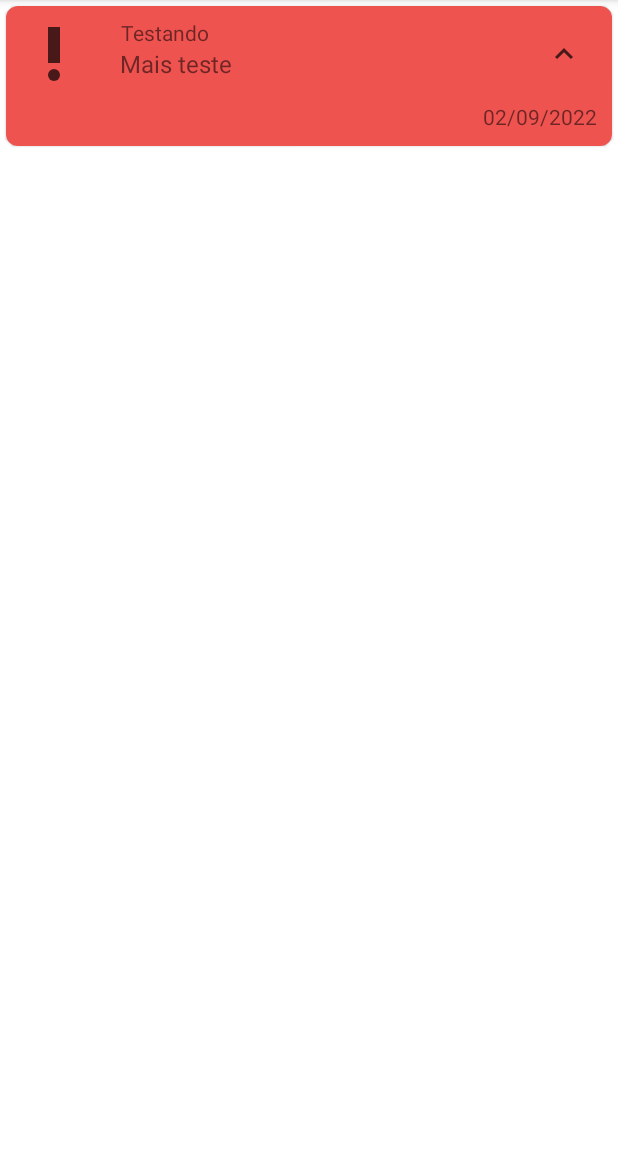
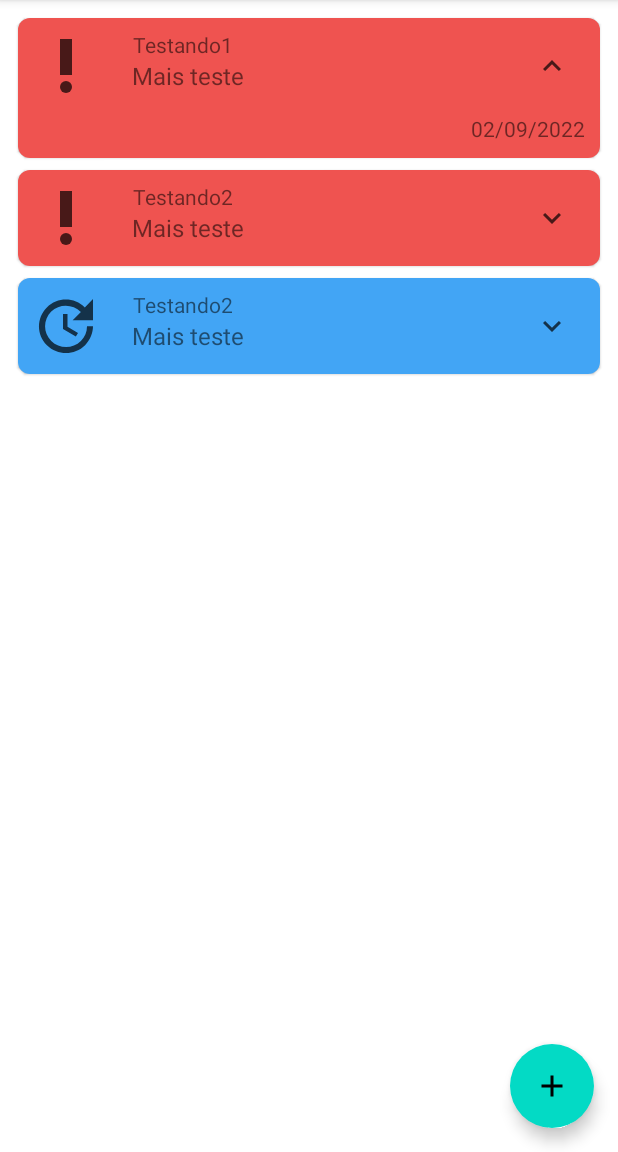
Before and after one commit to HelvioSiqueira/Lembretes2, an Android app: the screen it shows after launch (MainActivity), after a tap on "Botão para expandir lembrete", on a phone screen of 412 x 824 dp, the part 84-1236 px from its top. Run offline under Robolectric (Android 15) with nearby library versions, the phone set to English and light mode, and no system bars.

Commit message:
feat(Add): Começado feature de adicionar lembrete(Só está abrindo o Dialog)

```diff
--- a/app/src/main/java/com/example/lembretes2/MainActivity.kt
+++ b/app/src/main/java/com/example/lembretes2/MainActivity.kt
@@ -2,14 +2,27 @@ package com.example.lembretes2
 
 import androidx.appcompat.app.AppCompatActivity
 import android.os.Bundle
+import com.example.lembretes2.adicionar.LembreteFormFragment
+import com.example.lembretes2.databinding.ActivityMainBinding
 import com.example.lembretes2.lista.ListLembretesFragment
 
 class MainActivity : AppCompatActivity() {
+
+    private lateinit var binding: ActivityMainBinding
+
     override fun onCreate(savedInstanceState: Bundle?) {
         super.onCreate(savedInstanceState)
-        setContentView(R.layout.activity_main)
+
+        binding = ActivityMainBinding.inflate(layoutInflater)
+
+        setContentView(binding.root)
 
         showListFragment()
+
+        binding.fabAdd.setOnClickListener {
+            LembreteFormFragment.newInstance().open(supportFragmentManager)
+        }
+
     }
 
     private fun showListFragment(){
--- a/app/src/main/java/com/example/lembretes2/adapter/LembreteRecycler.kt
+++ b/app/src/main/java/com/example/lembretes2/adapter/LembreteRecycler.kt
@@ -42,7 +42,6 @@ class LembreteAdapter(ctx: Context) : RecyclerView.Adapter<LembreteAdapter.VH>()
                     oldItem.prioridade == newItem.prioridade &&
                     oldItem.data == newItem.data
         }
-
     }
 
     private val differ = AsyncListDiffer(this, differCallback)
--- a/app/src/main/java/com/example/lembretes2/lista/ListLembretesFragment.kt
+++ b/app/src/main/java/com/example/lembretes2/lista/ListLembretesFragment.kt
@@ -6,30 +6,24 @@ import android.view.View
 import android.view.ViewGroup
 import androidx.recyclerview.widget.LinearLayoutManager
 import com.example.lembretes2.BaseFragment
-import com.example.lembretes2.Lembrete
 import com.example.lembretes2.adapter.LembreteAdapter
 import com.example.lembretes2.databinding.ListLembretesFragmentBinding
-import com.example.lembretes2.repository.LembreteRepository
 import com.example.lembretes2.repository.MemoryRepository
 
 class ListLembretesFragment : BaseFragment<ListLembretesFragmentBinding>() {
 
-    //Está dando erro quando executa, tentar configurar o koin
-
     private val repository = ListLembretesViewModel(MemoryRepository)
     private val lembreteAdapter by lazy { LembreteAdapter(requireContext()) }
-
-    val lembretes = mutableListOf<Lembrete>()
 
     override fun onViewCreated(view: View, savedInstanceState: Bundle?) {
         super.onViewCreated(view, savedInstanceState)
 
-        repository.salvar()
         setupRecycleView()
 
-        lembretes.add(Lembrete(0, 0, "Testando", "Mais teste", "Urgente", ""))
+        val lembretes = repository.buscar("")
 
         lembreteAdapter.lembretes = lembretes
+
     }
 
     private fun setupRecycleView() = with(binding) {
--- a/app/src/main/java/com/example/lembretes2/lista/ListLembretesViewModel.kt
+++ b/app/src/main/java/com/example/lembretes2/lista/ListLembretesViewModel.kt
@@ -4,9 +4,20 @@ import androidx.lifecycle.ViewModel
 import com.example.lembretes2.Lembrete
 import com.example.lembretes2.repository.LembreteRepository
 
-class ListLembretesViewModel(private val repository: LembreteRepository): ViewModel() {
+class ListLembretesViewModel(private val repository: LembreteRepository) : ViewModel() {
 
-    fun salvar(){
-        repository.save(Lembrete(0, 0, "Testando", "Mais teste", "Urgente", ""))
+    fun salvar(lembrete: Lembrete) {
+        repository.save(lembrete)
+    }
+
+    fun buscar(term: String): List<Lembrete> {
+
+        var lista: List<Lembrete> = emptyList()
+
+        repository.search(term){
+            lista = it
+        }
+
+        return lista
     }
 }
--- a/app/src/main/java/com/example/lembretes2/repository/LembreteRepository.kt
+++ b/app/src/main/java/com/example/lembretes2/repository/LembreteRepository.kt
@@ -4,4 +4,5 @@ import com.example.lembretes2.Lembrete
 
 interface LembreteRepository {
     fun save(lembrete: Lembrete)
+    fun search(term: String, callback: (List<Lembrete>) -> Unit)
 }
--- a/app/src/main/java/com/example/lembretes2/repository/MemoryRepository.kt
+++ b/app/src/main/java/com/example/lembretes2/repository/MemoryRepository.kt
@@ -7,7 +7,9 @@ object MemoryRepository : LembreteRepository {
     private val lembretesList = mutableListOf<Lembrete>()
 
     init {
-        save(Lembrete(0, 0, "Testando", "Mais teste", "Urgente", ""))
+        save(Lembrete(0, 0, "Testando1", "Mais teste", "Urgente", ""))
+        save(Lembrete(0, 0, "Testando2", "Mais teste", "Urgente", ""))
+        save(Lembrete(0, 0, "Testando2", "Mais teste", "Importante", ""))
     }
 
     override fun save(lembrete: Lembrete) {
@@ -17,4 +19,13 @@ object MemoryRepository : LembreteRepository {
             lembretesList.add(lembrete)
         }
     }
+
+    override fun search(term: String, callback: (List<Lembrete>) -> Unit) {
+        callback(
+            if(term.isEmpty()) lembretesList
+        else lembretesList.filter {
+            it.titulo.uppercase().contains(term.uppercase())
+            }
+        )
+    }
 }
--- a/app/src/main/res/layout/activity_main.xml
+++ b/app/src/main/res/layout/activity_main.xml
@@ -11,4 +11,17 @@
         android:layout_width="match_parent"
         android:layout_height="match_parent"/>
 
+    <com.google.android.material.floatingactionbutton.FloatingActionButton
+        android:id="@+id/fabAdd"
+        android:layout_width="wrap_content"
+        android:layout_height="wrap_content"
+        android:layout_margin="16dp"
+        android:contentDescription="@string/description_add"
+        android:tint="@color/white"
+        app:borderWidth="0dp"
+        app:fabSize="normal"
+        app:layout_constraintBottom_toBottomOf="parent"
+        app:layout_constraintEnd_toEndOf="parent"
+        app:srcCompat="@drawable/ic_add" />
+
 </androidx.constraintlayout.widget.ConstraintLayout>
--- a/app/src/main/res/layout/item_lembrete.xml
+++ b/app/src/main/res/layout/item_lembrete.xml
@@ -49,12 +49,12 @@
                     android:layout_width="0dp"
                     android:layout_height="wrap_content"
                     android:layout_marginStart="20dp"
+                    android:ellipsize="end"
+                    android:maxLines="1"
                     android:textSize="16sp"
+                    app:layout_constraintEnd_toStartOf="@id/btnSeta"
                     app:layout_constraintStart_toEndOf="@+id/icone"
-                    app:layout_constraintTop_toBottomOf="@+id/txtTitulo"
-                    app:layout_constraintEnd_toStartOf="@id/btnSeta"
-                    android:ellipsize="end"
-                    android:maxLines="1"/>
+                    app:layout_constraintTop_toBottomOf="@+id/txtTitulo" />
 
                 <ImageButton
                     android:id="@+id/btnSeta"
--- a/app/src/main/res/layout/list_lembretes_fragment.xml
+++ b/app/src/main/res/layout/list_lembretes_fragment.xml
@@ -1,13 +1,15 @@
 <?xml version="1.0" encoding="utf-8"?>
 <androidx.constraintlayout.widget.ConstraintLayout xmlns:android="http://schemas.android.com/apk/res/android"
+    xmlns:app="http://schemas.android.com/apk/res-auto"
     xmlns:tools="http://schemas.android.com/tools"
     android:layout_width="match_parent"
-    android:layout_height="match_parent">
+    android:layout_height="match_parent"
+    android:layout_margin="8dp">
 
     <androidx.recyclerview.widget.RecyclerView
         android:id="@+id/rvLembretes"
         android:layout_width="match_parent"
         android:layout_height="match_parent"
-        tools:listitem="@layout/item_lembrete"/>
+        tools:listitem="@layout/item_lembrete" />
 
 </androidx.constraintlayout.widget.ConstraintLayout>
--- a/app/src/main/res/values/strings.xml
+++ b/app/src/main/res/values/strings.xml
@@ -1,5 +1,7 @@
 <resources>
     <string name="app_name">Lembretes</string>
+
+    <string name="description_add">Adicionar</string>
 
     <string name="descricao">Icone do lembrete</string>
     <string name="descricao_btn">Botão pra adiconar lembrete</string>
```
Also changed, not shown: app/src/main/java/com/example/lembretes2/adicionar/LembreteFormFragment.kt (added, +31 -0 lines), app/src/main/res/layout/fragment_lembrete_form.xml (added, +77 -0 lines).
